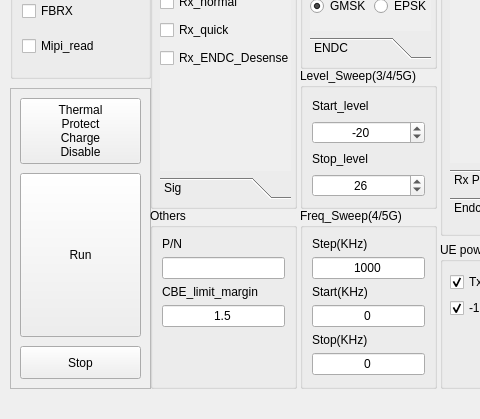
This is ui/mega_v2_7.ui in d1658999/pyside_learning_2024 as Qt 5 draws it before an edit; both pictures show x 0 to 480 and y 371 to 790 of the 1491 by 790 pixel window. The edited form follows.
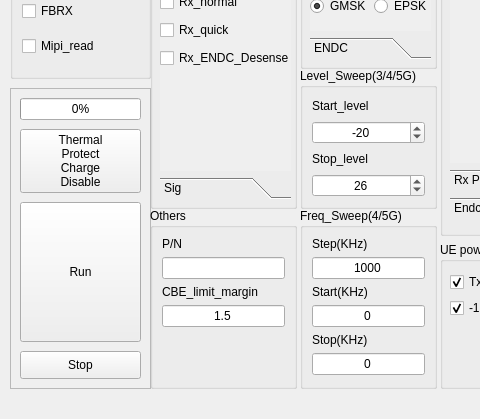
This is the edited form. Icons and pictures are not drawn.

```diff
--- a/ui/mega_v2_7.ui
+++ b/ui/mega_v2_7.ui
@@ -2434,7 +2434,7 @@
     <property name="frameShadow">
      <enum>QFrame::Raised</enum>
     </property>
-    <layout class="QVBoxLayout" name="verticalLayout" stretch="4,10,2">
+    <layout class="QVBoxLayout" name="verticalLayout" stretch="0,4,10,2">
      <property name="spacing">
       <number>9</number>
      </property>
@@ -2453,6 +2453,16 @@
      <property name="bottomMargin">
       <number>9</number>
      </property>
+     <item>
+      <widget class="QProgressBar" name="progressBar">
+       <property name="value">
+        <number>0</number>
+       </property>
+       <property name="alignment">
+        <set>Qt::AlignCenter</set>
+       </property>
+      </widget>
+     </item>
      <item>
       <widget class="QPushButton" name="therm_charge_dis_button">
        <property name="sizePolicy">
@@ -2471,6 +2481,9 @@
      </item>
      <item>
       <widget class="QPushButton" name="run_button">
+       <property name="enabled">
+        <bool>true</bool>
+       </property>
        <property name="sizePolicy">
         <sizepolicy hsizetype="Minimum" vsizetype="Preferred">
          <horstretch>0</horstretch>
```
